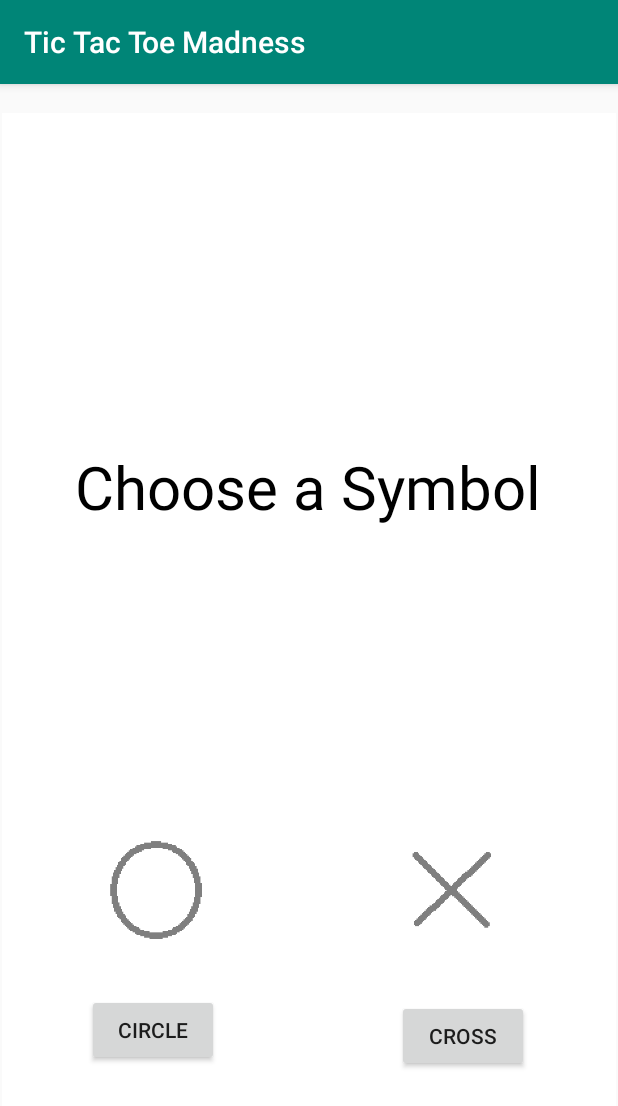
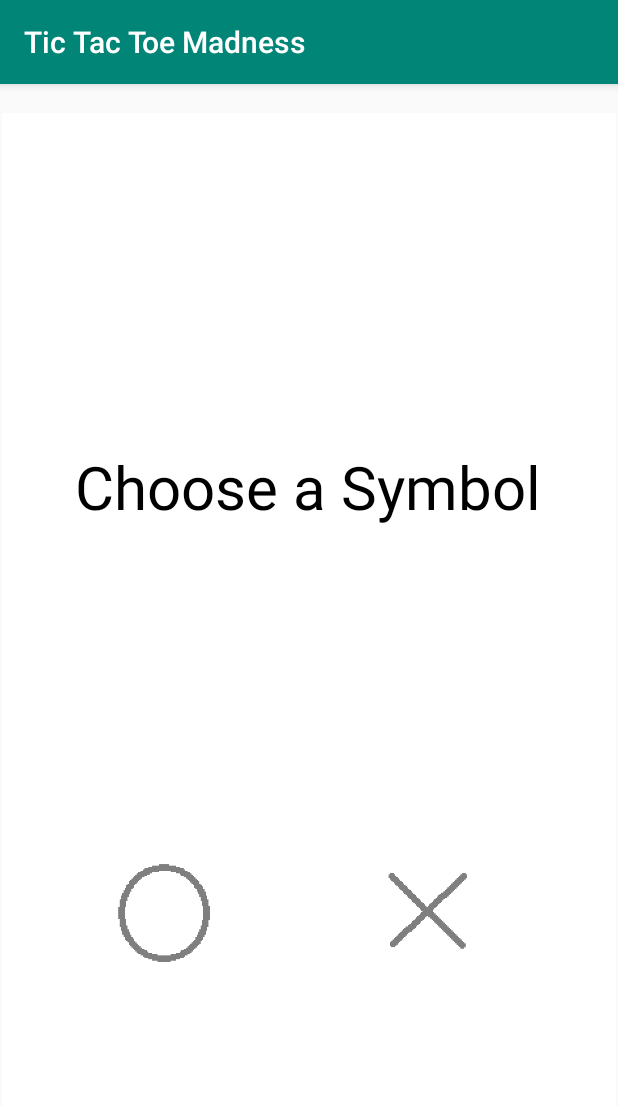
Before and after one commit to TheCoderNamedBridget/Tic_Tac_Toe_Android_App, an Android app: the screen it shows after launch (MainActivity), after a tap on "PLAY", on a phone screen of 412 x 824 dp. Shown: the top 1106 px of the screen. Run offline under Robolectric (Android 15) with nearby library versions, the phone set to English and light mode, and no system bars.

Commit message:
App Mechanics Complete

```diff
--- a/src/main/res/layout/game_over_screen.xml
+++ b/src/main/res/layout/game_over_screen.xml
@@ -15,6 +15,7 @@
             android:layout_height="wrap_content"
             android:layout_marginTop="235dp"
             android:layout_marginBottom="477dp"
+            android:textColor="@android:color/black"
             android:textSize="40sp"
             app:layout_constraintBottom_toBottomOf="parent"
             app:layout_constraintEnd_toEndOf="parent"
@@ -26,6 +27,7 @@
             android:layout_width="wrap_content"
             android:layout_height="wrap_content"
             android:layout_marginBottom="300dp"
+            android:background="@android:color/holo_green_light"
             android:onClick="playAgain"
             android:text="@string/PlayAgain"
             app:layout_constraintBottom_toBottomOf="parent"
@@ -39,7 +41,8 @@
             android:id="@+id/ChangeDifficulty"
             android:layout_width="wrap_content"
             android:layout_height="wrap_content"
-            android:onClick="showselectdifficulty"
+            android:background="@android:color/holo_green_light"
+            android:onClick="resetDifficulty"
             android:text="@string/ChangeDifficulty"
             app:layout_constraintBottom_toBottomOf="parent"
             app:layout_constraintEnd_toEndOf="parent"
--- a/src/main/res/layout/game_screen.xml
+++ b/src/main/res/layout/game_screen.xml
@@ -314,6 +314,7 @@
             android:layout_marginBottom="611dp"
             android:onClick="check_values"
             android:text="Check Values"
+            android:visibility="invisible"
             app:layout_constraintBottom_toBottomOf="parent"
             app:layout_constraintEnd_toEndOf="parent"
             app:layout_constraintHorizontal_bias="0.498"
--- a/src/main/res/layout/select_cross_circle.xml
+++ b/src/main/res/layout/select_cross_circle.xml
@@ -40,67 +40,42 @@
                 app:layout_constraintTop_toTopOf="parent"
                 app:layout_constraintVertical_bias="1.0" />
 
-            <Button
-                android:id="@+id/SelectCircleButton"
+            <ImageButton
+                android:id="@+id/selectTheCircle"
                 android:layout_width="wrap_content"
                 android:layout_height="wrap_content"
-                android:layout_marginStart="86dp"
-                android:layout_marginLeft="86dp"
-                android:layout_marginEnd="59dp"
-                android:layout_marginRight="59dp"
-                android:layout_marginBottom="94dp"
+                android:layout_marginStart="65dp"
+                android:layout_marginLeft="65dp"
+                android:layout_marginTop="200dp"
+                android:layout_marginEnd="40dp"
+                android:layout_marginRight="40dp"
+                android:layout_marginBottom="141dp"
+                android:background="#0000"
                 android:onClick="select_circle"
-                android:text="Circle"
                 app:layout_constraintBottom_toBottomOf="parent"
-                app:layout_constraintEnd_toStartOf="@+id/SelectCrossButton"
-                app:layout_constraintStart_toStartOf="parent" />
-
-            <Button
-                android:id="@+id/SelectCrossButton"
-                android:layout_width="wrap_content"
-                android:layout_height="wrap_content"
-                android:layout_marginStart="59dp"
-                android:layout_marginLeft="59dp"
-                android:layout_marginEnd="88dp"
-                android:layout_marginRight="88dp"
-                android:layout_marginBottom="90dp"
-                android:onClick="select_cross"
-                android:text="Cross"
-                app:layout_constraintBottom_toBottomOf="parent"
-                app:layout_constraintEnd_toEndOf="parent"
-                app:layout_constraintStart_toEndOf="@+id/SelectCircleButton" />
-
-            <ImageView
-                android:id="@+id/SelectImageCircle"
-                android:layout_width="wrap_content"
-                android:layout_height="wrap_content"
-                android:layout_marginStart="90dp"
-                android:layout_marginLeft="90dp"
-                android:layout_marginTop="204dp"
-                android:layout_marginEnd="44dp"
-                android:layout_marginRight="44dp"
-                android:layout_marginBottom="34dp"
-                app:layout_constraintBottom_toTopOf="@+id/SelectCircleButton"
-                app:layout_constraintEnd_toStartOf="@+id/SelectImageCross"
+                app:layout_constraintEnd_toStartOf="@+id/selectTheCross"
                 app:layout_constraintStart_toStartOf="parent"
                 app:layout_constraintTop_toBottomOf="@+id/ChooseSymbol"
                 app:srcCompat="@mipmap/ic_launcher" />
 
-            <ImageView
-                android:id="@+id/SelectImageCross"
+            <ImageButton
+                android:id="@+id/selectTheCross"
                 android:layout_width="wrap_content"
                 android:layout_height="wrap_content"
-                android:layout_marginStart="64dp"
-                android:layout_marginLeft="64dp"
-                android:layout_marginTop="188dp"
-                android:layout_marginEnd="80dp"
-                android:layout_marginRight="80dp"
-                android:layout_marginBottom="18dp"
-                app:layout_constraintBottom_toTopOf="@+id/SelectCrossButton"
+                android:layout_marginStart="40dp"
+                android:layout_marginLeft="40dp"
+                android:layout_marginTop="190dp"
+                android:layout_marginEnd="65dp"
+                android:layout_marginRight="65dp"
+                android:layout_marginBottom="130dp"
+                android:background="#0000"
+                android:onClick="select_cross"
+                app:layout_constraintBottom_toBottomOf="parent"
                 app:layout_constraintEnd_toEndOf="parent"
-                app:layout_constraintStart_toEndOf="@+id/SelectImageCircle"
+                app:layout_constraintStart_toEndOf="@+id/selectTheCircle"
                 app:layout_constraintTop_toBottomOf="@+id/ChooseSymbol"
                 app:srcCompat="@mipmap/ic_launcher_cross" />
+
         </androidx.constraintlayout.widget.ConstraintLayout>
     </androidx.constraintlayout.widget.ConstraintLayout>
 </LinearLayout>
```
Also changed, not shown: src/main/java/com/example/tictactoemadness/MainActivity.java (+45 -34 lines), src/main/res/layout/select_difficulty.xml (+7 -4 lines).
